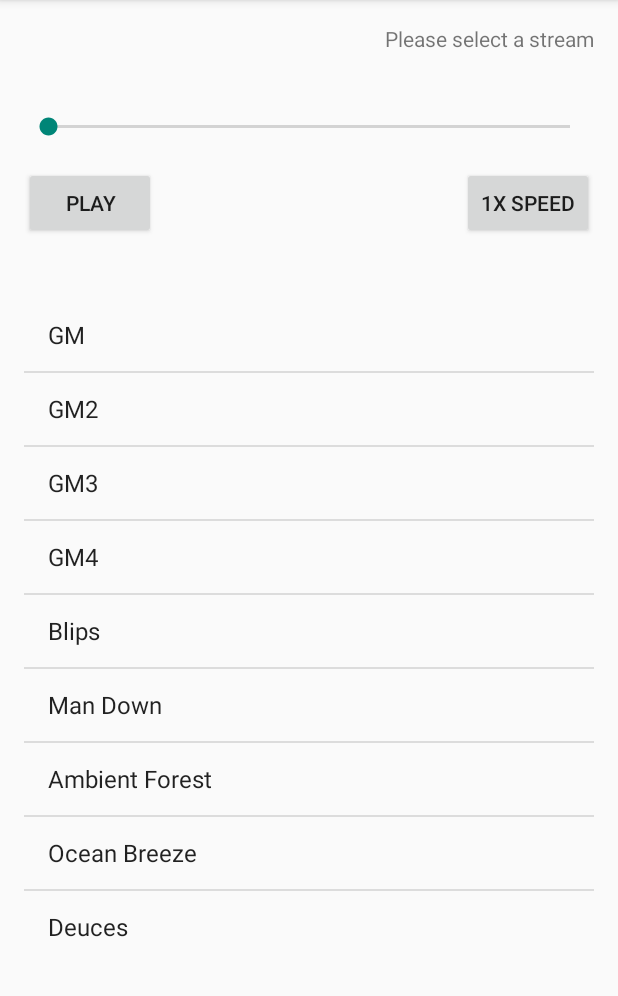
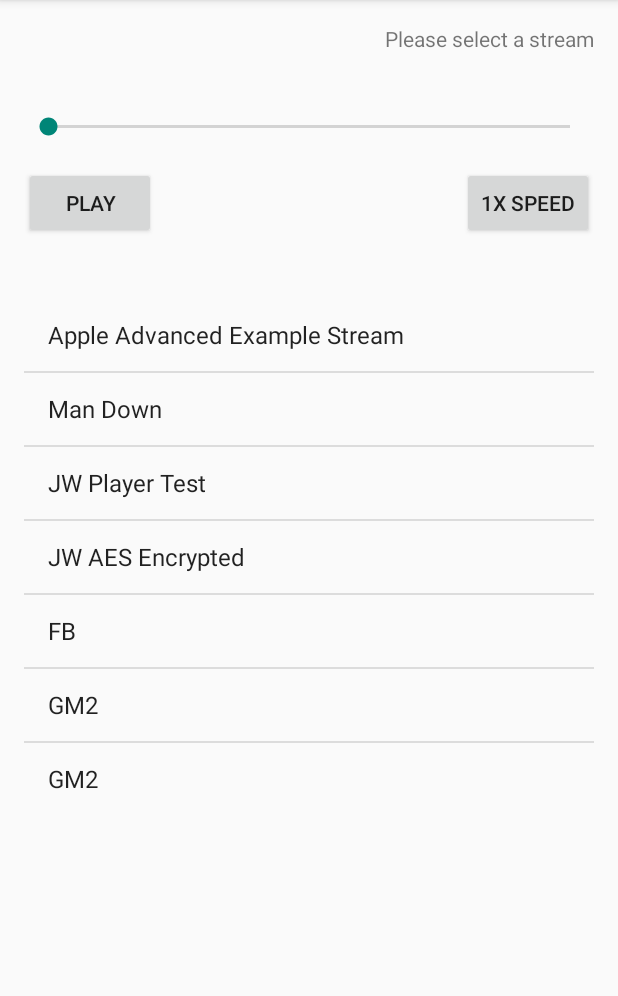
Before and after one commit to chenblair/coventry, an Android app: the screen it shows after launch (MainActivity), on a phone screen of 412 x 824 dp, the part 84-1080 px from its top. Run offline under Robolectric (Android 15) with nearby library versions, the phone set to English and light mode, and no system bars; 7 statements that could not run were skipped.

```diff
--- a/android/Coventry/app/src/main/java/com/superpowered/hlsexample/MainActivity.java
+++ b/android/Coventry/app/src/main/java/com/superpowered/hlsexample/MainActivity.java
@@ -96,15 +96,13 @@ public class MainActivity extends AppCompatActivity implements SensorEventListen
 
         // some HLS stream url-title pairs
         final String[] urls = new String[] {
-                "http://blairc.com/coventry/gm.m3u8", "GM",
-                "http://blairc.com/coventry/gm2.m3u8", "GM2",
-                "http://blairc.com/coventry/gm3.m3u8", "GM3",
-                "http://blairc.com/coventry/gm4.m3u8", "GM4",
-                "https://devimages.apple.com.edgekey.net/streaming/examples/bipbop_16x9/bipbop_16x9_variant.m3u8", "Blips",
+                "https://devimages.apple.com.edgekey.net/streaming/examples/bipbop_16x9/bipbop_16x9_variant.m3u8", "Apple Advanced Example Stream",
                 "https://incompetech.com/music/royalty-free/mp3-royaltyfree/Man Down.mp3", "Man Down",
-                "http://playertest.longtailvideo.com/adaptive/bbbfull/bbbfull.m3u8", "Ambient Forest",
-                "http://playertest.longtailvideo.com/adaptive/oceans_aes/oceans_aes.m3u8", "Ocean Breeze",
-                "https://incompetech.com/music/royalty-free/mp3-royaltyfree/Deuces.mp3", "Deuces",
+                "http://playertest.longtailvideo.com/adaptive/bbbfull/bbbfull.m3u8", "JW Player Test",
+                "http://playertest.longtailvideo.com/adaptive/oceans_aes/oceans_aes.m3u8", "JW AES Encrypted",
+                "raw://fb.mp3", "FB",
+                Uri.parse("android.resource://"+this.getPackageName()+"/raw/gm").getPath(), "GM2",
+                Uri.parse("android.resource://"+this.getPackageName()+"/raw/gm.mp3").getPath(), "GM2"
 
 
         };
@@ -175,7 +173,7 @@ public class MainActivity extends AppCompatActivity implements SensorEventListen
                     view.setSelected(true);
                     if (position != selectedRow) {
                         selectedRow = position;
-                        OpenHLS(urls[position * 2]);
+                        OpenFile(urls[position * 2]);
                     }
                 }
             });
@@ -278,7 +276,7 @@ public class MainActivity extends AppCompatActivity implements SensorEventListen
                     double latitude = location.getLatitude();
                     double longitude = location.getLongitude();
                     Log.v("GPS:", "IN ON LOCATION CHANGE, lat=" + latitude + ", lon=" + longitude);
-                    //Toast.makeText(getApplicationContext(), Double.toString(latitude), Toast.LENGTH_LONG).show();
+                    Toast.makeText(getApplicationContext(), Double.toString(latitude), Toast.LENGTH_LONG).show();
             }
         };
 
```
